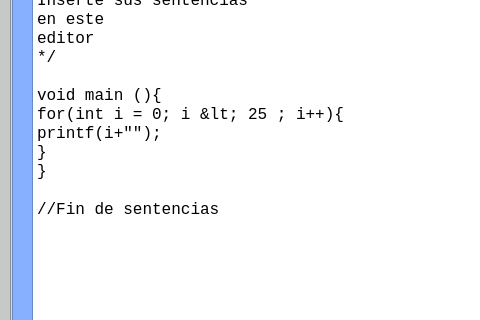
First picture: the form in Proyecto1/mainwindow.ui, repository MelyzaRC/OLC2Proyecto2_201314821, before the edit; both pictures show x 0 to 480 and y 88 to 408 of the 1120 by 636 pixel window.
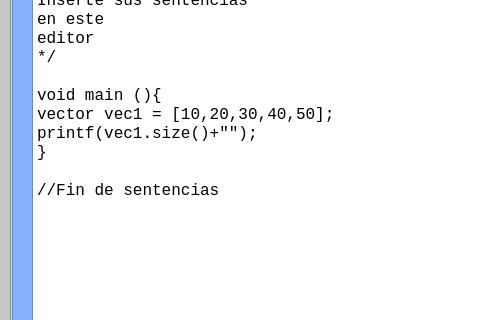
Second picture: the form after the edit.

Patch:
```diff
--- a/Proyecto1/mainwindow.ui
+++ b/Proyecto1/mainwindow.ui
@@ -117,9 +117,8 @@
 */
 
 void main (){
-for(int i = 0; i &lt; 25 ; i++){
-printf(i+&quot;&quot;);
-}
+vector&lt;int&gt; vec1 = [10,20,30,40,50];
+printf(vec1.size()+&quot;&quot;);
 }
 
 //Fin de sentencias</string>
```
